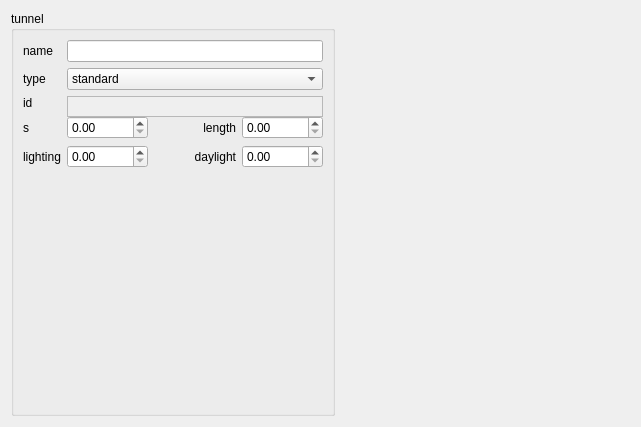
Above: src/OpenCOVER/DrivingSim/oddlot/src/settings/widgets/tunnelsettings.ui from hlrs-vis/covise before the change. Below: the same form after it.
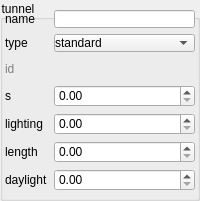
That is the form after the change.

Diff of the .ui file:
```diff
--- a/src/OpenCOVER/DrivingSim/oddlot/src/settings/widgets/tunnelsettings.ui
+++ b/src/OpenCOVER/DrivingSim/oddlot/src/settings/widgets/tunnelsettings.ui
@@ -6,18 +6,37 @@
    <rect>
     <x>0</x>
     <y>0</y>
-    <width>641</width>
-    <height>427</height>
+    <width>200</width>
+    <height>201</height>
    </rect>
   </property>
   <property name="windowTitle">
    <string>Form</string>
   </property>
+  <property name="styleSheet">
+   <string notr="true">padding: 0px;
+min-width: 0em;</string>
+  </property>
   <layout class="QGridLayout" name="gridLayout_2">
+   <property name="leftMargin">
+    <number>0</number>
+   </property>
+   <property name="topMargin">
+    <number>0</number>
+   </property>
+   <property name="rightMargin">
+    <number>0</number>
+   </property>
+   <property name="bottomMargin">
+    <number>0</number>
+   </property>
+   <property name="horizontalSpacing">
+    <number>0</number>
+   </property>
    <item row="0" column="0">
     <widget class="QGroupBox" name="groupBox">
      <property name="sizePolicy">
-      <sizepolicy hsizetype="Fixed" vsizetype="Preferred">
+      <sizepolicy hsizetype="Preferred" vsizetype="Preferred">
        <horstretch>0</horstretch>
        <verstretch>0</verstretch>
       </sizepolicy>
@@ -26,115 +45,45 @@
       <string>tunnel</string>
      </property>
      <layout class="QGridLayout" name="gridLayout">
-      <item row="0" column="6">
-       <layout class="QHBoxLayout" name="horizontalLayout">
-        <item>
-         <widget class="QLineEdit" name="nameBox"/>
-        </item>
-       </layout>
-      </item>
-      <item row="4" column="6">
-       <layout class="QHBoxLayout" name="horizontalLayout_3">
-        <item>
-         <widget class="QDoubleSpinBox" name="sSpinBox">
-          <property name="maximum">
-           <double>99999.990000000005239</double>
-          </property>
-         </widget>
-        </item>
-        <item>
-         <widget class="QLabel" name="label">
-          <property name="text">
-           <string>length</string>
-          </property>
-          <property name="alignment">
-           <set>Qt::AlignRight|Qt::AlignTrailing|Qt::AlignVCenter</set>
-          </property>
-         </widget>
-        </item>
-        <item>
-         <widget class="QDoubleSpinBox" name="lengthSpinBox">
-          <property name="minimum">
-           <double>0.000000000000000</double>
-          </property>
-          <property name="maximum">
-           <double>99999.000000000000000</double>
-          </property>
-         </widget>
-        </item>
-       </layout>
-      </item>
-      <item row="2" column="6">
-       <widget class="QTextEdit" name="idBox">
-        <property name="enabled">
-         <bool>false</bool>
+      <property name="leftMargin">
+       <number>4</number>
+      </property>
+      <property name="rightMargin">
+       <number>4</number>
+      </property>
+      <item row="9" column="0">
+       <widget class="QLabel" name="label_3">
+        <property name="layoutDirection">
+         <enum>Qt::LeftToRight</enum>
         </property>
-        <property name="sizePolicy">
-         <sizepolicy hsizetype="Expanding" vsizetype="Ignored">
-          <horstretch>0</horstretch>
-          <verstretch>0</verstretch>
-         </sizepolicy>
+        <property name="text">
+         <string>daylight</string>
         </property>
-        <property name="minimumSize">
-         <size>
-          <width>0</width>
-          <height>21</height>
-         </size>
+        <property name="alignment">
+         <set>Qt::AlignLeading|Qt::AlignLeft|Qt::AlignVCenter</set>
         </property>
-        <property name="verticalScrollBarPolicy">
-         <enum>Qt::ScrollBarAlwaysOff</enum>
-        </property>
-        <property name="horizontalScrollBarPolicy">
-         <enum>Qt::ScrollBarAlwaysOff</enum>
-        </property>
-        <property name="undoRedoEnabled">
-         <bool>false</bool>
-        </property>
-        <property name="lineWrapMode">
-         <enum>QTextEdit::NoWrap</enum>
-        </property>
-        <property name="readOnly">
-         <bool>true</bool>
-        </property>
-        <property name="acceptRichText">
-         <bool>false</bool>
-        </property>
        </widget>
       </item>
-      <item row="0" column="0">
-       <widget class="QLabel" name="nameLabel">
-        <property name="text">
-         <string>name</string>
-        </property>
-       </widget>
+      <item row="9" column="6">
+       <widget class="QDoubleSpinBox" name="daylightSpinBox"/>
       </item>
-      <item row="1" column="0">
-       <widget class="QLabel" name="label_9">
+      <item row="8" column="0">
+       <widget class="QLabel" name="label">
         <property name="text">
-         <string>type</string>
+         <string>length</string>
         </property>
+        <property name="alignment">
+         <set>Qt::AlignLeading|Qt::AlignLeft|Qt::AlignVCenter</set>
+        </property>
        </widget>
       </item>
-      <item row="2" column="0">
-       <widget class="QLabel" name="idLabel">
+      <item row="6" column="0">
+       <widget class="QLabel" name="label_2">
         <property name="text">
-         <string>id</string>
+         <string>lighting</string>
         </property>
        </widget>
       </item>
-      <item row="7" column="6">
-       <spacer name="verticalSpacer">
-        <property name="orientation">
-         <enum>Qt::Vertical</enum>
-        </property>
-        <property name="sizeHint" stdset="0">
-         <size>
-          <width>20</width>
-          <height>40</height>
-         </size>
-        </property>
-       </spacer>
-      </item>
       <item row="1" column="6">
        <widget class="QComboBox" name="typeComboBox">
         <item>
@@ -156,10 +105,40 @@
         </property>
        </widget>
       </item>
-      <item row="6" column="0">
-       <widget class="QLabel" name="label_2">
+      <item row="8" column="6">
+       <widget class="QDoubleSpinBox" name="lengthSpinBox">
+        <property name="minimum">
+         <double>0.000000000000000</double>
+        </property>
+        <property name="maximum">
+         <double>99999.000000000000000</double>
+        </property>
+       </widget>
+      </item>
+      <item row="2" column="0">
+       <widget class="QLabel" name="label_4">
+        <property name="styleSheet">
+         <string notr="true">color: gray;</string>
+        </property>
         <property name="text">
-         <string>lighting</string>
+         <string>id</string>
+        </property>
+       </widget>
+      </item>
+      <item row="1" column="0">
+       <widget class="QLabel" name="label_9">
+        <property name="text">
+         <string>type</string>
+        </property>
+       </widget>
+      </item>
+      <item row="2" column="6">
+       <widget class="QLabel" name="idLabel">
+        <property name="styleSheet">
+         <string notr="true">color: gray;</string>
+        </property>
+        <property name="text">
+         <string/>
         </property>
        </widget>
       </item>
@@ -168,40 +147,36 @@
         <item>
          <widget class="QDoubleSpinBox" name="lightingSpinBox"/>
         </item>
+       </layout>
+      </item>
+      <item row="4" column="6">
+       <layout class="QHBoxLayout" name="horizontalLayout_3">
         <item>
-         <widget class="QLabel" name="label_3">
-          <property name="layoutDirection">
-           <enum>Qt::LeftToRight</enum>
-          </property>
-          <property name="text">
-           <string>daylight</string>
-          </property>
-          <property name="alignment">
-           <set>Qt::AlignRight|Qt::AlignTrailing|Qt::AlignVCenter</set>
+         <widget class="QDoubleSpinBox" name="sSpinBox">
+          <property name="maximum">
+           <double>99999.990000000005239</double>
           </property>
          </widget>
         </item>
+       </layout>
+      </item>
+      <item row="0" column="6">
+       <layout class="QHBoxLayout" name="horizontalLayout">
         <item>
-         <widget class="QDoubleSpinBox" name="daylightSpinBox"/>
+         <widget class="QLineEdit" name="nameBox"/>
         </item>
        </layout>
       </item>
+      <item row="0" column="0">
+       <widget class="QLabel" name="nameLabel">
+        <property name="text">
+         <string>name</string>
+        </property>
+       </widget>
+      </item>
      </layout>
     </widget>
    </item>
-   <item row="0" column="1">
-    <spacer name="horizontalSpacer">
-     <property name="orientation">
-      <enum>Qt::Horizontal</enum>
-     </property>
-     <property name="sizeHint" stdset="0">
-      <size>
-       <width>40</width>
-       <height>20</height>
-      </size>
-     </property>
-    </spacer>
-   </item>
   </layout>
  </widget>
  <tabstops>
```
Left out of the diff: 2 changed lines with no effect on the pictures.
